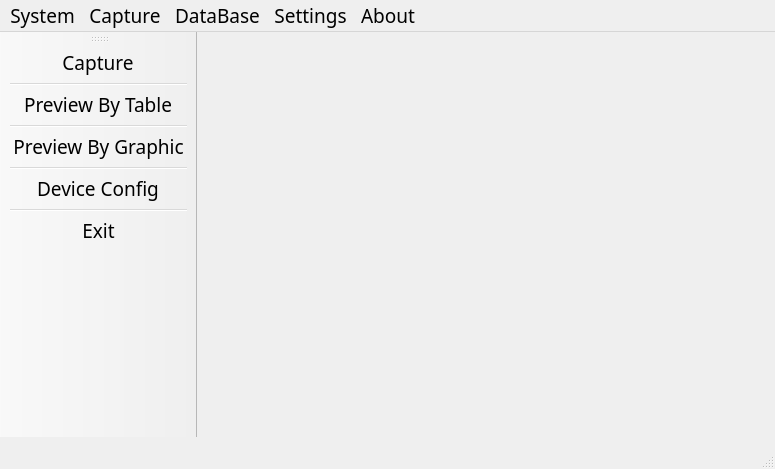
First picture: the form in ui/mainwindow.ui, repository binnary/BSCJZ8, before the edit.
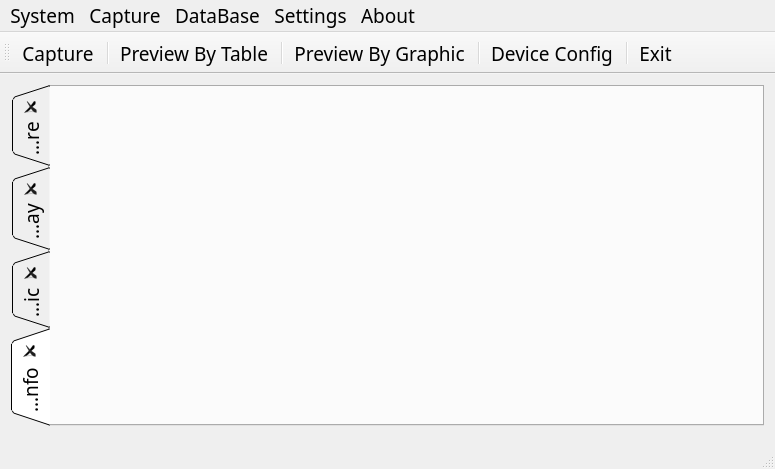
Second picture: the form after the edit. Icons and pictures are not drawn.

```diff
--- a/ui/mainwindow.ui
+++ b/ui/mainwindow.ui
@@ -19,8 +19,79 @@
   <property name="windowTitle">
    <string>Platform</string>
   </property>
+  <property name="layoutDirection">
+   <enum>Qt::LeftToRight</enum>
+  </property>
   <widget class="QWidget" name="centralWidget">
-   <layout class="QGridLayout" name="gridLayout"/>
+   <layout class="QGridLayout" name="gridLayout">
+    <item row="0" column="0">
+     <widget class="QTabWidget" name="tabWidget">
+      <property name="styleSheet">
+       <string notr="true"/>
+      </property>
+      <property name="tabPosition">
+       <enum>QTabWidget::West</enum>
+      </property>
+      <property name="tabShape">
+       <enum>QTabWidget::Triangular</enum>
+      </property>
+      <property name="currentIndex">
+       <number>3</number>
+      </property>
+      <property name="iconSize">
+       <size>
+        <width>32</width>
+        <height>32</height>
+       </size>
+      </property>
+      <property name="elideMode">
+       <enum>Qt::ElideLeft</enum>
+      </property>
+      <property name="tabsClosable">
+       <bool>true</bool>
+      </property>
+      <property name="movable">
+       <bool>true</bool>
+      </property>
+      <widget class="QWidget" name="Capture">
+       <attribute name="icon">
+        <iconset resource="../res.qrc">
+         <normaloff>:/images/capture.png</normaloff>:/images/capture.png</iconset>
+       </attribute>
+       <attribute name="title">
+        <string>TabCapture</string>
+       </attribute>
+      </widget>
+      <widget class="QWidget" name="DissayData">
+       <attribute name="icon">
+        <iconset resource="../res.qrc">
+         <normaloff>:/images/previe_table.png</normaloff>:/images/previe_table.png</iconset>
+       </attribute>
+       <attribute name="title">
+        <string>TabDissay</string>
+       </attribute>
+      </widget>
+      <widget class="QWidget" name="Graphic">
+       <attribute name="icon">
+        <iconset resource="../res.qrc">
+         <normaloff>:/images/previe_graphic.png</normaloff>:/images/previe_graphic.png</iconset>
+       </attribute>
+       <attribute name="title">
+        <string>TabGraphic</string>
+       </attribute>
+      </widget>
+      <widget class="QWidget" name="DevInfo">
+       <attribute name="icon">
+        <iconset resource="../res.qrc">
+         <normaloff>:/images/config.png</normaloff>:/images/config.png</iconset>
+       </attribute>
+       <attribute name="title">
+        <string>TabDeviceInfo</string>
+       </attribute>
+      </widget>
+     </widget>
+    </item>
+   </layout>
   </widget>
   <widget class="QToolBar" name="mainToolBar">
    <property name="allowedAreas">
@@ -33,7 +104,7 @@
     </size>
    </property>
    <attribute name="toolBarArea">
-    <enum>LeftToolBarArea</enum>
+    <enum>TopToolBarArea</enum>
    </attribute>
    <attribute name="toolBarBreak">
     <bool>false</bool>
```
